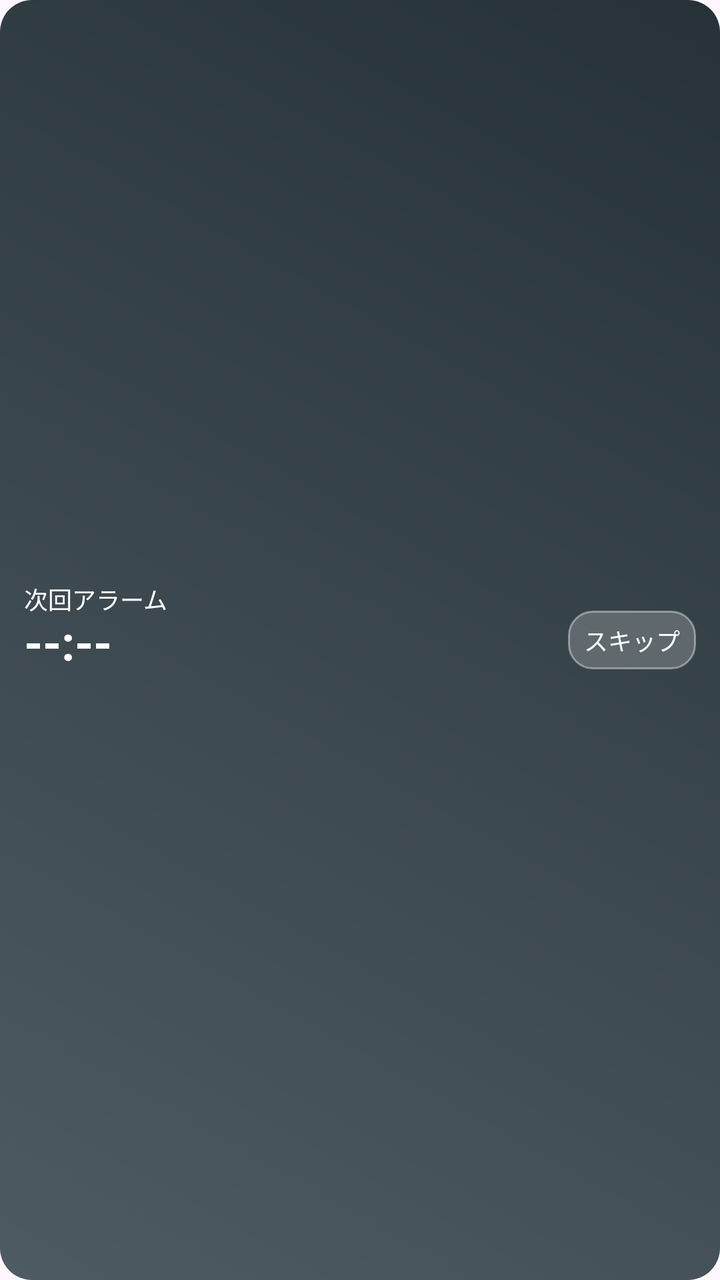
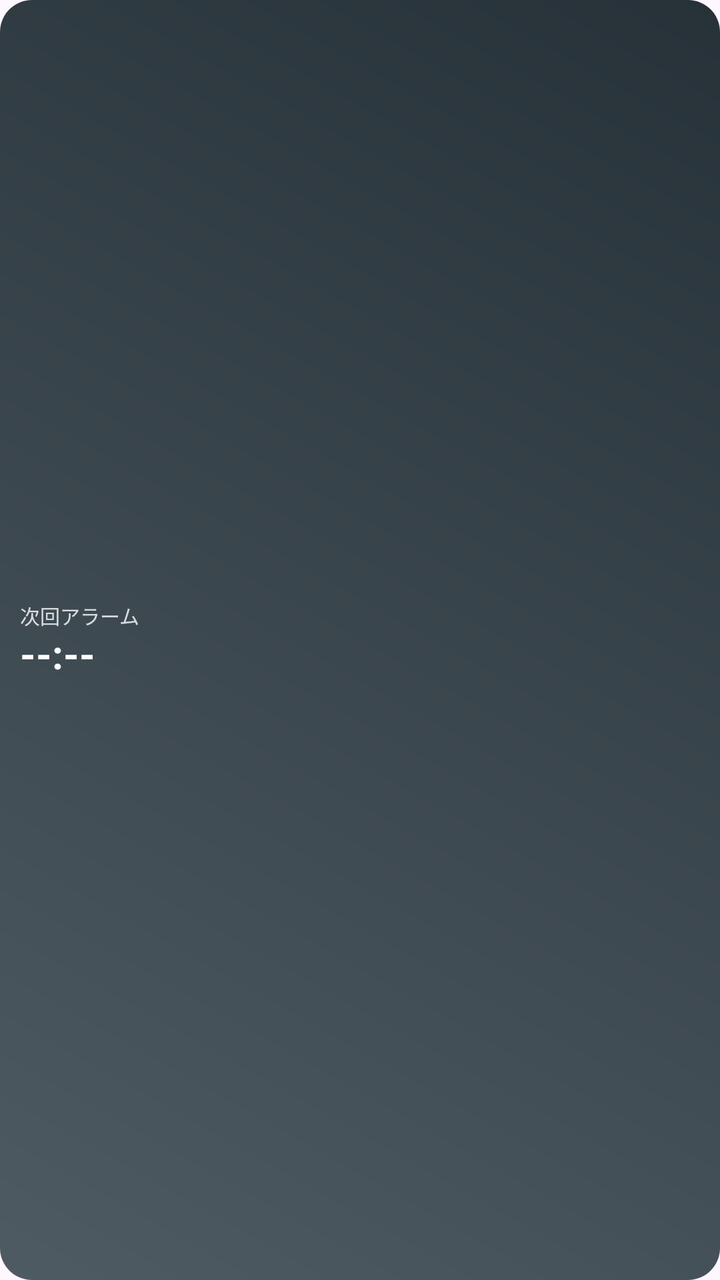

Two renders of the same Android screen: before a commit and after it. Below are the layout's source before the change and the commit's diff.
<!-- AndroidManifest.xml: application theme Theme.ShukutenAlarm -->
<!-- res/layout/widget_next_alarm_2x1.xml -->
<?xml version="1.0" encoding="utf-8"?>

<RelativeLayout xmlns:android="http://schemas.android.com/apk/res/android"
    android:id="@+id/root"
    android:layout_width="match_parent"
    android:layout_height="match_parent"
    android:background="@drawable/bg_widget_card"
    android:padding="12dp">

    
    <TextView
        android:id="@+id/text_alarm_name"
        android:layout_width="wrap_content"
        android:layout_height="wrap_content"
        android:layout_above="@id/button_skip"
        android:layout_alignEnd="@id/button_skip"
        android:layout_marginBottom="2dp"
        android:textColor="#B3FFFFFF"
        android:textSize="10sp"
        android:maxLines="1"
        android:ellipsize="end"
        android:includeFontPadding="false"
        android:visibility="gone" />

    
    <TextView
        android:id="@+id/button_skip"
        android:layout_width="wrap_content"
        android:layout_height="wrap_content"
        android:layout_alignParentEnd="true"
        android:layout_centerVertical="true"
        android:background="@drawable/bg_widget_button"
        android:paddingLeft="8dp"
        android:paddingRight="8dp"
        android:paddingTop="6dp"
        android:paddingBottom="6dp"
        android:text="@string/widget_skip"
        android:textAllCaps="false"
        android:textColor="@android:color/white"
        android:textSize="12sp"
        android:maxLines="1"
        android:ellipsize="end"
        android:includeFontPadding="false" />

    
    <LinearLayout
        android:id="@+id/info_block"
        android:layout_width="match_parent"
        android:layout_height="wrap_content"
        android:layout_toStartOf="@id/button_skip"
        android:layout_marginEnd="8dp"
        android:layout_centerVertical="true"
        android:orientation="vertical">

        <TextView
            android:id="@+id/text_title"
            android:layout_width="wrap_content"
            android:layout_height="wrap_content"
            android:text="@string/widget_next_alarm_title"
            android:textColor="@android:color/white"
            android:textSize="12sp"
            android:maxLines="1"
            android:ellipsize="end"
            android:includeFontPadding="false" />

        <TextView
            android:id="@+id/text_time"
            android:layout_width="wrap_content"
            android:layout_height="wrap_content"
            android:text="--:--"
            android:textColor="@android:color/white"
            android:textStyle="bold"
            android:textSize="24sp"
            android:maxLines="1"
            android:ellipsize="end"
            android:includeFontPadding="false" />

        <TextView
            android:id="@+id/text_sub"
            android:layout_width="wrap_content"
            android:layout_height="wrap_content"
            android:text=""
            android:textColor="#E6FFFFFF"
            android:textSize="11sp"
            android:maxLines="1"
            android:ellipsize="end"
            android:includeFontPadding="false" />
    </LinearLayout>

</RelativeLayout>
<!-- resources referenced by this layout -->
<resources>
  <!-- drawable bg_widget_button (drawable) -->
  <?xml version="1.0" encoding="utf-8"?>
  
  <shape xmlns:android="http://schemas.android.com/apk/res/android"
      android:shape="rectangle">
      <corners android:radius="12dp" />
      <solid android:color="#33FFFFFF" />
      <stroke android:width="1dp" android:color="#66FFFFFF" />
  </shape>
  <!-- drawable bg_widget_card (drawable) -->
  <?xml version="1.0" encoding="utf-8"?>
  
  <shape xmlns:android="http://schemas.android.com/apk/res/android"
      android:shape="rectangle">
      <corners android:radius="16dp" />
      <gradient
          android:type="linear"
          android:useLevel="false"
          android:angle="45"
          android:startColor="#4F5B62"
          android:endColor="#263238" />
  </shape>
  <string name="widget_next_alarm_title">次回アラーム</string>
  <string name="widget_skip">スキップ</string>
  <style name="Theme.ShukutenAlarm" parent="Theme.Material3.DayNight.NoActionBar">
          <item name="android:statusBarColor">@android:color/transparent</item>
          <item name="android:navigationBarColor">@android:color/black</item>
      </style>
</resources>

<!-- the commit's change to res/layout/widget_next_alarm_2x1.xml (unified diff, before → after) -->
@@ -1,90 +1,94 @@
 <?xml version="1.0" encoding="utf-8"?>
-
 <RelativeLayout xmlns:android="http://schemas.android.com/apk/res/android"
     android:id="@+id/root"
     android:layout_width="match_parent"
     android:layout_height="match_parent"
     android:background="@drawable/bg_widget_card"
-    android:padding="12dp">
+    android:padding="10dp">
 
-    
+  
+  <TextView
+      android:id="@+id/button_skip"
+      android:layout_width="wrap_content"
+      android:layout_height="wrap_content"
+      android:layout_alignParentEnd="true"
+      android:layout_centerVertical="true"
+      android:background="@drawable/bg_widget_button"
+      android:paddingStart="6dp"
+      android:paddingTop="4dp"
+      android:paddingEnd="6dp"
+      android:paddingBottom="4dp"
+      android:text="@string/widget_skip"
+      android:textAllCaps="false"
+      android:textColor="@android:color/white"
+      android:textSize="11sp"
+      android:maxLines="1"
+      android:ellipsize="end"
+      android:includeFontPadding="false"
+      android:visibility="gone" />
+
+  
+  <LinearLayout
+      android:id="@+id/info_block"
+      android:layout_width="match_parent"
+      android:layout_height="wrap_content"
+      android:layout_toStartOf="@id/button_skip"
+      android:layout_marginEnd="6dp"
+      android:layout_centerVertical="true"
+      android:orientation="vertical">
+
     <TextView
-        android:id="@+id/text_alarm_name"
+        android:id="@+id/text_title"
         android:layout_width="wrap_content"
         android:layout_height="wrap_content"
-        android:layout_above="@id/button_skip"
-        android:layout_alignEnd="@id/button_skip"
-        android:layout_marginBottom="2dp"
-        android:textColor="#B3FFFFFF"
+        android:text="@string/widget_next_alarm_title"
+        android:textColor="#CCFFFFFF"
+        android:textSize="10sp"
+        android:maxLines="1"
+        android:ellipsize="end"
+        android:includeFontPadding="false" />
+
+    <TextView
+        android:id="@+id/text_time"
+        android:layout_width="wrap_content"
+        android:layout_height="wrap_content"
+        android:layout_marginTop="1dp"
+        android:text="--:--"
+        android:textColor="@android:color/white"
+        android:textSize="20sp"
+        android:textStyle="bold"
+        android:maxLines="1"
+        android:ellipsize="end"
+        android:includeFontPadding="false" />
+
+    <TextView
+        android:id="@+id/text_sub"
+        android:layout_width="wrap_content"
+        android:layout_height="wrap_content"
+        android:layout_marginTop="1dp"
+        android:text=""
+        android:textColor="#E6FFFFFF"
         android:textSize="10sp"
         android:maxLines="1"
         android:ellipsize="end"
         android:includeFontPadding="false"
         android:visibility="gone" />
 
-    
-    <TextView
-        android:id="@+id/button_skip"
-        android:layout_width="wrap_content"
-        android:layout_height="wrap_content"
-        android:layout_alignParentEnd="true"
-        android:layout_centerVertical="true"
-        android:background="@drawable/bg_widget_button"
-        android:paddingLeft="8dp"
-        android:paddingRight="8dp"
-        android:paddingTop="6dp"
-        android:paddingBottom="6dp"
-        android:text="@string/widget_skip"
-        android:textAllCaps="false"
-        android:textColor="@android:color/white"
-        android:textSize="12sp"
-        android:maxLines="1"
-        android:ellipsize="end"
-        android:includeFontPadding="false" />
+  </LinearLayout>
 
-    
-    <LinearLayout
-        android:id="@+id/info_block"
-        android:layout_width="match_parent"
-        android:layout_height="wrap_content"
-        android:layout_toStartOf="@id/button_skip"
-        android:layout_marginEnd="8dp"
-        android:layout_centerVertical="true"
-        android:orientation="vertical">
-
-        <TextView
-            android:id="@+id/text_title"
-            android:layout_width="wrap_content"
-            android:layout_height="wrap_content"
-            android:text="@string/widget_next_alarm_title"
-            android:textColor="@android:color/white"
-            android:textSize="12sp"
-            android:maxLines="1"
-            android:ellipsize="end"
-            android:includeFontPadding="false" />
-
-        <TextView
-            android:id="@+id/text_time"
-            android:layout_width="wrap_content"
-            android:layout_height="wrap_content"
-            android:text="--:--"
-            android:textColor="@android:color/white"
-            android:textStyle="bold"
-            android:textSize="24sp"
-            android:maxLines="1"
-            android:ellipsize="end"
-            android:includeFontPadding="false" />
-
-        <TextView
-            android:id="@+id/text_sub"
-            android:layout_width="wrap_content"
-            android:layout_height="wrap_content"
-            android:text=""
-            android:textColor="#E6FFFFFF"
-            android:textSize="11sp"
-            android:maxLines="1"
-            android:ellipsize="end"
-            android:includeFontPadding="false" />
-    </LinearLayout>
+  
+  <TextView
+      android:id="@+id/text_alarm_name"
+      android:layout_width="wrap_content"
+      android:layout_height="wrap_content"
+      android:layout_above="@id/button_skip"
+      android:layout_alignEnd="@id/button_skip"
+      android:layout_marginBottom="2dp"
+      android:textColor="#B3FFFFFF"
+      android:textSize="9sp"
+      android:maxLines="1"
+      android:ellipsize="end"
+      android:includeFontPadding="false"
+      android:visibility="gone" />
 
 </RelativeLayout>
